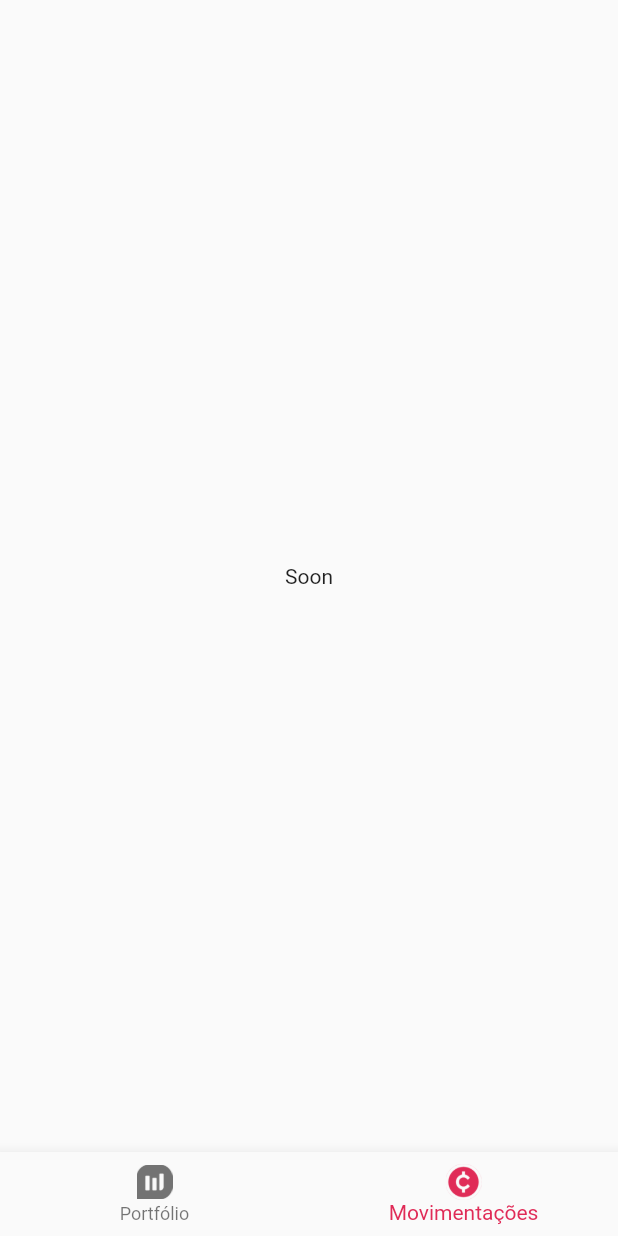
After one commit to guilhermemaiawarren/cryptos_project, a Flutter app: the MovesScreen screen opened by its route, on a phone screen of 412 x 824 dp. The commit adds this screen. Run offline on Flutter 3.47's test engine with Material 2 defaults, Android fonts, the phone set to English and light mode, and no system bars; our stand-ins replace decimal, fl_chart, hooks_riverpod.

Commit message:
refactor: bottom navigation bar with named routes

```diff
--- a/lib/app_widget.dart
+++ b/lib/app_widget.dart
@@ -1,6 +1,6 @@
 import 'package:flutter/material.dart';
+import 'package:projeto_criptos/app_routes.dart';
 
-import 'shared/routes/app_routes.dart';
 
 class AppWidget extends StatelessWidget {
   const AppWidget({Key? key}) : super(key: key);
@@ -9,7 +9,7 @@ class AppWidget extends StatelessWidget {
   Widget build(BuildContext context) {
     return MaterialApp(
       routes: appRoutes,
-      initialRoute: '/',
+      initialRoute: '/portfolio',
       debugShowCheckedModeBanner: false,
     );
   }
--- a/lib/details/view/details_screen.dart
+++ b/lib/details/view/details_screen.dart
@@ -5,7 +5,7 @@ import '../widgets/details_app_bar.dart';
 
 class DetailsScreen extends StatelessWidget {
   const DetailsScreen({Key? key}) : super(key: key);
-
+  static const route = '/details';
   @override
   Widget build(BuildContext context) {
     return const Scaffold(
--- a/lib/moves/view/moves_screen.dart
+++ b/lib/moves/view/moves_screen.dart
@@ -1,14 +1,16 @@
 import 'package:flutter/material.dart';
+
+import '../../shared/templates/custom_bottom_nav_bar.dart';
+import '../widgets/body_moves.dart';
 
 class MovesScreen extends StatelessWidget {
   const MovesScreen({Key? key}) : super(key: key);
-
+  static const route = '/moves';
   @override
   Widget build(BuildContext context) {
     return const Scaffold(
-      body: Center(
-        child: Text('Soon'),
-      ),
+      body: BodyMoves(),
+      bottomNavigationBar: CustomBottomNavBar(index: 1),
     );
   }
 }
--- /dev/null
+++ b/lib/moves/widgets/body_moves.dart
@@ -0,0 +1,14 @@
+import 'package:flutter/material.dart';
+
+class BodyMoves extends StatelessWidget {
+  const BodyMoves({
+    Key? key,
+  }) : super(key: key);
+  static const route = '/bodyMoves';
+  @override
+  Widget build(BuildContext context) {
+    return const Center(
+      child: Text('Soon'),
+    );
+  }
+}
--- a/lib/pages/controller/page_index_provider.dart
+++ /dev/null
@@ -1,3 +0,0 @@
-import 'package:hooks_riverpod/hooks_riverpod.dart';
-
-var pageIndexProvider = StateProvider((ref) => 0);
--- a/lib/portfolio/view/portfolio_screen.dart
+++ b/lib/portfolio/view/portfolio_screen.dart
@@ -1,5 +1,6 @@
 import 'package:flutter/material.dart';
 
+import '../../shared/templates/custom_bottom_nav_bar.dart';
 import '../widgets/body_portfolio_screen.dart';
 
 class PortfolioScreen extends StatelessWidget {
@@ -10,6 +11,7 @@ class PortfolioScreen extends StatelessWidget {
     return const SafeArea(
       child: Scaffold(
         body: BodyPortfolioScreen(),
+        bottomNavigationBar: CustomBottomNavBar(index: 0),
       ),
     );
   }
--- a/lib/portfolio/widgets/body_portfolio_screen.dart
+++ b/lib/portfolio/widgets/body_portfolio_screen.dart
@@ -5,6 +5,8 @@ import 'wallet_visibility.dart';
 
 class BodyPortfolioScreen extends StatelessWidget {
   const BodyPortfolioScreen({Key? key}) : super(key: key);
+
+  static const route = '/bodyPortfolio';
 
   @override
   Widget build(BuildContext context) {
--- /dev/null
+++ b/lib/shared/templates/custom_bottom_nav_bar.dart
@@ -0,0 +1,45 @@
+import 'package:flutter/material.dart';
+
+import '../../shared/templates/app_assets.dart';
+
+class CustomBottomNavBar extends StatefulWidget {
+  const CustomBottomNavBar({Key? key, required this.index}) : super(key: key);
+  final int index;
+  @override
+  State<CustomBottomNavBar> createState() => _CustomBottomNavBarState();
+}
+
+class _CustomBottomNavBarState extends State<CustomBottomNavBar> {
+  void _onItemTapped(int index) {
+    switch (index) {
+      case 0:
+        Navigator.pushReplacementNamed(context, '/portfolio');
+        break;
+      case 1:
+        Navigator.pushReplacementNamed(context, '/moves');
+    }
+  }
+
+  @override
+  Widget build(BuildContext context) {
+    return BottomNavigationBar(
+      selectedItemColor: AppAssets.magenta,
+      currentIndex: widget.index,
+      onTap: _onItemTapped,
+      items: [
+        BottomNavigationBarItem(
+          icon: ImageIcon(
+            AssetImage(AppAssets.wrnIcon),
+          ),
+          label: 'Portfólio',
+        ),
+        BottomNavigationBarItem(
+          icon: ImageIcon(
+            AssetImage(AppAssets.centsIcon),
+          ),
+          label: 'Movimentações',
+        ),
+      ],
+    );
+  }
+}
```
Also changed, not shown: lib/app_routes.dart (added, +11 -0 lines), lib/pages/view/pages.dart (deleted, +0 -53 lines), lib/pages/widgets/cripto_bottom_navigation_bar.dart (deleted, +0 -45 lines), lib/pages/widgets/page_view_controller.dart (deleted, +0 -30 lines), lib/shared/routes/app_routes.dart (deleted, +0 -9 lines).
